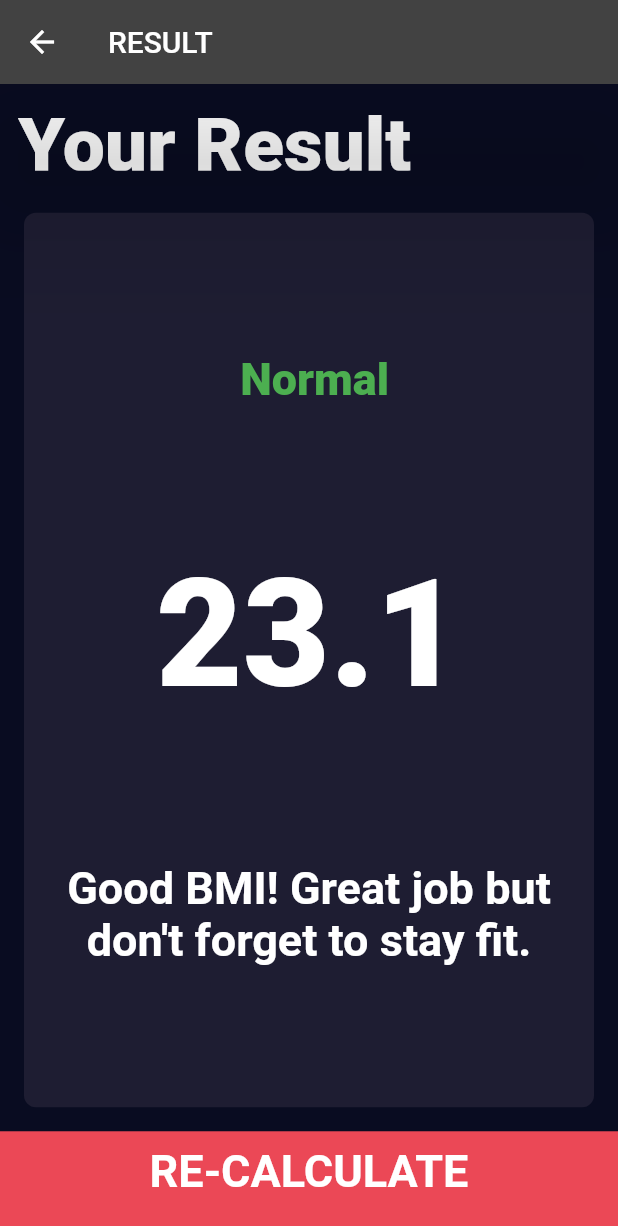
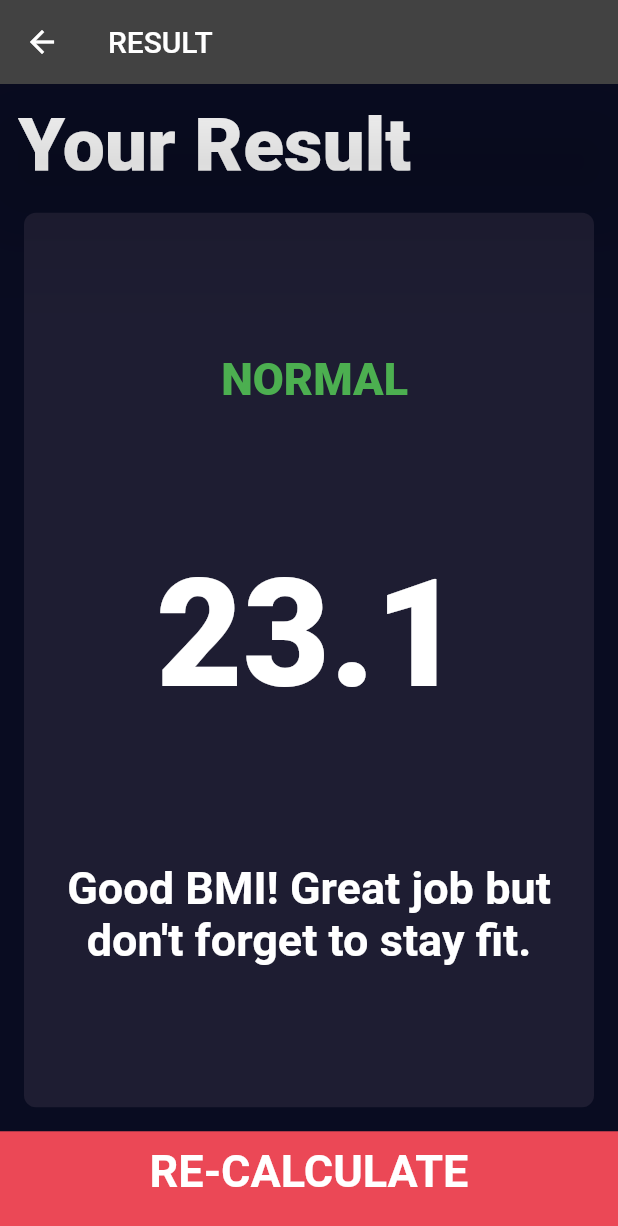
Before and after one commit to myronovych/bmi-calculator, a Flutter app: the screen it shows after launch, after a tap on "CALCULATE", on a phone screen of 412 x 824 dp. Shown: the top 1226 px of the screen. Run offline on Flutter 3.47's test engine with Material 2 defaults, Android fonts, the phone set to English and light mode, and no system bars; our stand-ins replace font_awesome_flutter.

Commit message:
Fixed typo

```diff
--- a/lib/bmi_logic.dart
+++ b/lib/bmi_logic.dart
@@ -26,7 +26,7 @@ class BMILogic {
 
   String getRecommendation() {
     if (_bmi > 25)
-      return 'You should do more sport and cut donw on weight.';
+      return 'You should do more sport and cut down on weight.';
     else if (_bmi > 18)
       return 'Good BMI! Great job but don\'t forget to stay fit.';
     else
--- a/lib/screens/results_page.dart
+++ b/lib/screens/results_page.dart
@@ -47,7 +47,7 @@ class ResultsPage extends StatelessWidget {
                 mainAxisAlignment: MainAxisAlignment.spaceEvenly,
                 children: <Widget>[
                   Text(
-                    bmiGrade,
+                    bmiGrade.toUpperCase(),
                     style: TextStyle(
                         fontSize: 30,
                         color: Colors.green,
```
